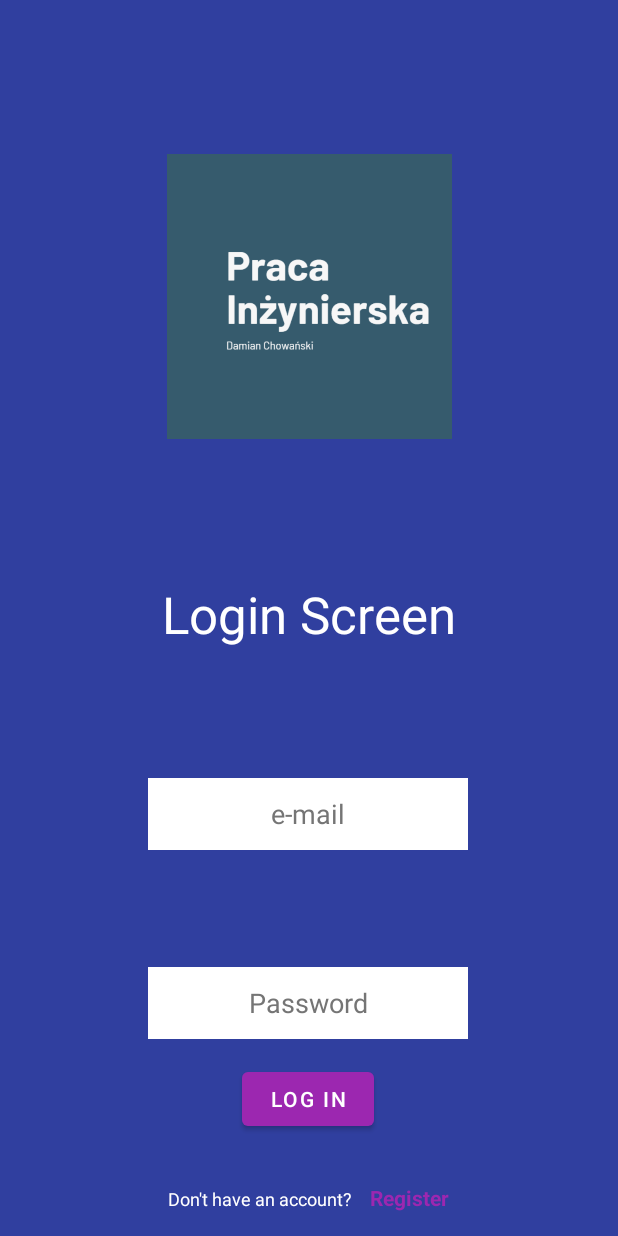
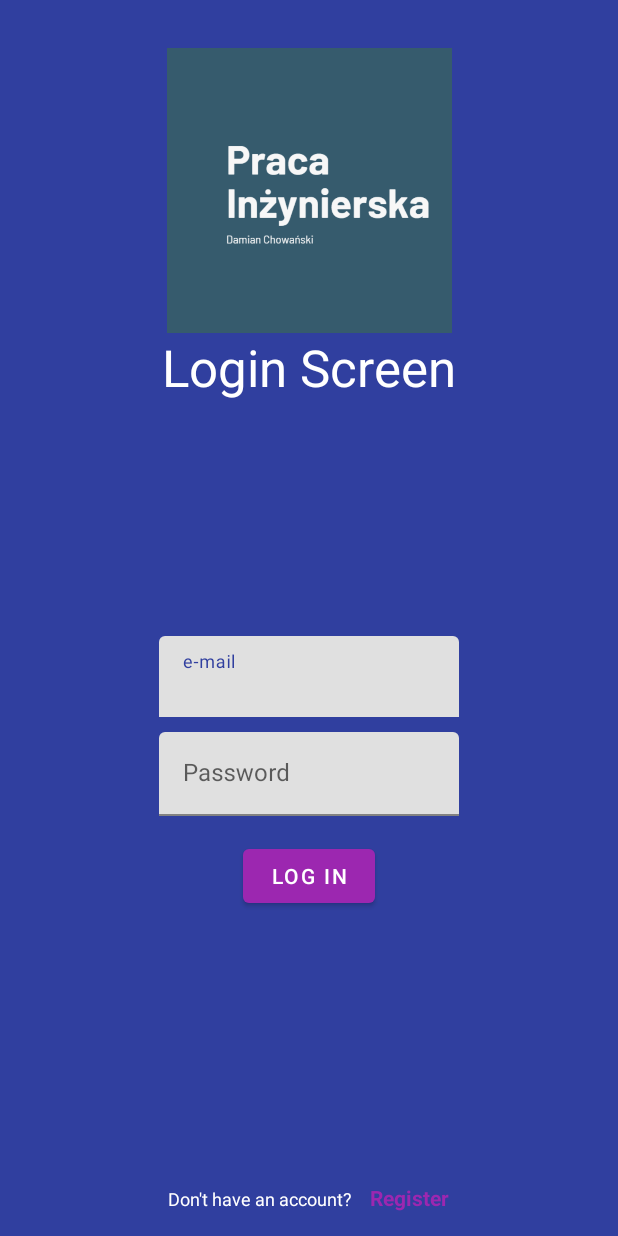
Before and after one commit to Damian-Chowanski/EngineeringThesis, an Android app: the screen it shows after launch (LoginActivity), on a phone screen of 412 x 824 dp. Run offline under Robolectric (Android 15) with nearby library versions, the phone set to English and light mode, and no system bars; our stand-ins replace Firebase (no records; nobody signed in at launch, a user with empty details on screens opened directly).

Commit message:
Added floating Hint in login Activity

```diff
--- a/app/build.gradle
+++ b/app/build.gradle
@@ -40,7 +40,7 @@ android {
 dependencies {
 
     implementation 'androidx.core:core-ktx:1.9.0'
-    implementation 'androidx.appcompat:appcompat:1.5.1'
+    implementation 'androidx.appcompat:appcompat:1.6.0'
     implementation 'com.google.android.material:material:1.7.0'
     implementation 'androidx.constraintlayout:constraintlayout:2.1.4'
 
--- a/app/src/main/res/layout/activity_login.xml
+++ b/app/src/main/res/layout/activity_login.xml
@@ -36,59 +36,64 @@
         app:layout_constraintStart_toStartOf="parent"
         app:layout_constraintTop_toBottomOf="@+id/logo_image"
         app:layout_constraintVertical_bias="0.564" />
+    <LinearLayout
+        android:id="@+id/ll_login"
+        android:layout_width="match_parent"
+        android:layout_height="wrap_content"
+        android:orientation="vertical"
+        app:layout_constraintTop_toBottomOf="@+id/login_tittle"
+        app:layout_constraintBottom_toTopOf="@+id/registration_line"
+        app:layout_constraintEnd_toEndOf="parent"
+        app:layout_constraintStart_toStartOf="parent"
+        >
+        <com.google.android.material.textfield.TextInputLayout
+            android:layout_width="match_parent"
+            android:layout_height="wrap_content"
+            android:hint="@string/emailbox_hint">
 
             <EditText
                 android:id="@+id/login_email"
-        android:layout_width="wrap_content"
+                android:layout_width="200dp"
                 android:layout_height="wrap_content"
                 android:layout_marginTop="8dp"
                 android:layout_marginBottom="8dp"
-        android:autofillHints=""
-        android:background="@color/white"
-        android:ems="10"
-        android:hint="@string/emailbox_hint"
+                android:layout_gravity="center"
                 android:inputType="textEmailAddress"
                 android:minHeight="48dp"
                 android:textAlignment="center"
                 android:textColor="@color/black"
                 android:textColorHint="#757575"
-        app:layout_constraintBottom_toTopOf="@+id/login_password"
-        app:layout_constraintEnd_toEndOf="parent"
-        app:layout_constraintHorizontal_bias="0.497"
-        app:layout_constraintStart_toStartOf="parent"
-        app:layout_constraintTop_toBottomOf="@+id/login_tittle" />
+                />
+        </com.google.android.material.textfield.TextInputLayout>
+
+        <com.google.android.material.textfield.TextInputLayout
+            android:layout_width="match_parent"
+            android:layout_height="wrap_content"
+            android:hint="@string/password_textbox_hint">
 
             <EditText
                 android:id="@+id/login_password"
-        android:layout_width="wrap_content"
+                android:layout_width="200dp"
+                android:layout_gravity="center"
                 android:layout_height="wrap_content"
                 android:layout_marginBottom="16dp"
-        android:autofillHints=""
-        android:background="@color/white"
-        android:ems="10"
-        android:hint="@string/password_textbox_hint"
                 android:inputType="textPassword"
                 android:minHeight="48dp"
                 android:textAlignment="center"
-        android:textColorHint="#757575"
-        app:layout_constraintBottom_toTopOf="@+id/btn_login"
-        app:layout_constraintEnd_toEndOf="parent"
-        app:layout_constraintHorizontal_bias="0.497"
-        app:layout_constraintStart_toStartOf="parent"
-        app:layout_constraintTop_toBottomOf="@+id/register_email" />
+                android:textColorHint="#757575"/>
+
+        </com.google.android.material.textfield.TextInputLayout>
 
         <Button
             android:id="@+id/btn_login"
+            android:layout_gravity="center"
             android:layout_width="wrap_content"
             android:layout_height="wrap_content"
             android:layout_marginBottom="32dp"
             android:text="@string/log_in_button"
-        app:backgroundTint="@color/secondary"
-        app:layout_constraintBottom_toTopOf="@+id/registration_line"
-        app:layout_constraintEnd_toEndOf="parent"
-        app:layout_constraintHorizontal_bias="0.498"
-        app:layout_constraintStart_toStartOf="parent"
-        app:layout_constraintTop_toBottomOf="@+id/registration_password" />
+            app:backgroundTint="@color/secondary"/>
+
+    </LinearLayout>
 
     <LinearLayout
         android:id="@+id/registration_line"
--- a/gradle.properties
+++ b/gradle.properties
@@ -15,6 +15,7 @@ org.gradle.jvmargs=-Xmx2048m -Dfile.encoding=UTF-8
 # Android operating system, and which are packaged with your app's APK
 # https://developer.android.com/topic/libraries/support-library/androidx-rn
 android.useAndroidX=true
+android.enableJetifier=true
 # Kotlin code style for this project: "official" or "obsolete":
 kotlin.code.style=official
 # Enables namespacing of each library's R class so that its R class includes only the
```
Also changed, not shown: gradle/wrapper/gradle-wrapper.properties, 2 other files. Lines whose indentation alone changed are shown as unchanged.
